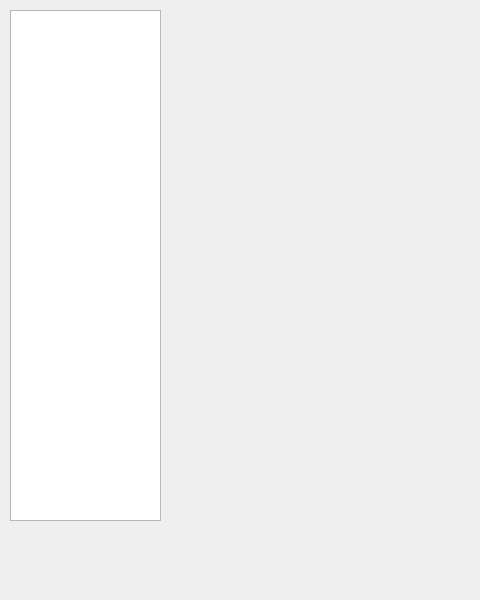
First picture: the form in sequenceapplication.ui, repository Nourreddine1920/Serial_Port_COM, before the edit; both pictures show x 0 to 480 and y 0 to 600 of the 800 by 600 pixel window.
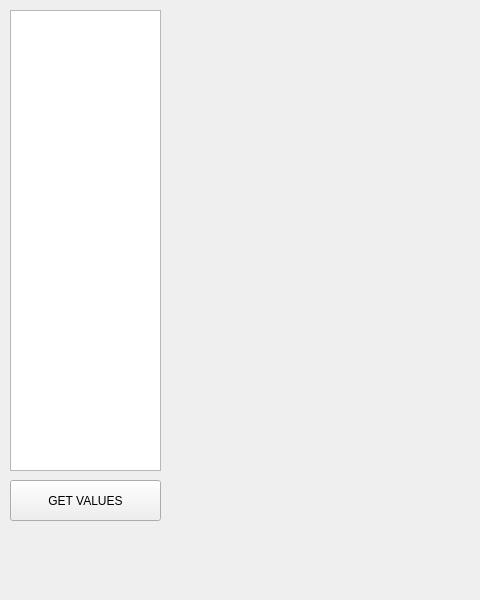
Second picture: the form after the edit.

Patch:
```diff
--- a/sequenceapplication.ui
+++ b/sequenceapplication.ui
@@ -20,7 +20,7 @@
       <x>10</x>
       <y>10</y>
       <width>151</width>
-      <height>511</height>
+      <height>461</height>
      </rect>
     </property>
    </widget>
@@ -104,6 +104,19 @@
      </rect>
     </property>
    </widget>
+   <widget class="QPushButton" name="pushButton">
+    <property name="geometry">
+     <rect>
+      <x>10</x>
+      <y>480</y>
+      <width>151</width>
+      <height>41</height>
+     </rect>
+    </property>
+    <property name="text">
+     <string>GET VALUES</string>
+    </property>
+   </widget>
   </widget>
   <widget class="QMenuBar" name="menubar">
    <property name="geometry">
```
